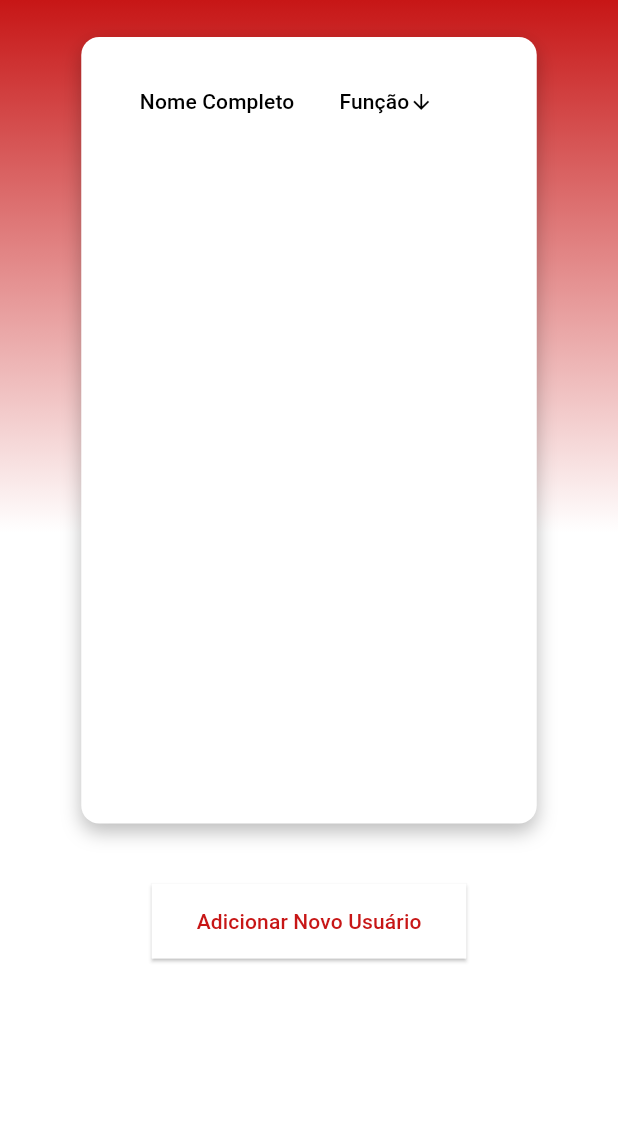
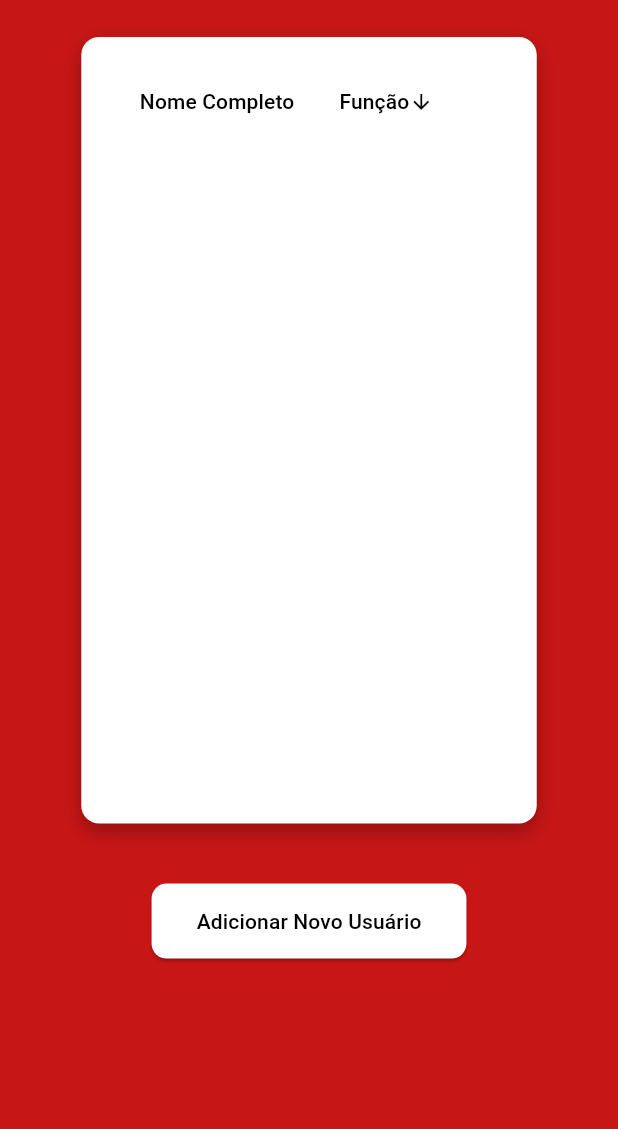
Before and after one commit to pablo-dtp/blitz_validade, a Flutter app: the ManagePeoplePage screen opened directly, after a tap on "Adicionar Novo Usuário", after a tap on "Nome Completo", after a tap on "Função", on a phone screen of 412 x 824 dp, the part 107-1236 px from its top. Run offline on Flutter 3.47's test engine with Material 3 defaults, Android fonts, the light colour scheme and no system bars; our stand-ins replace flutter_dotenv, shared_preferences; accounts and stored records are empty; network calls fail.

Commit message:
Pages Reworked

```diff
--- a/lib/main.dart
+++ b/lib/main.dart
@@ -1,4 +1,5 @@
 import 'pages/imports.dart';
+
 
 Future<void> main() async {
   await dotenv.load(fileName: ".env");
--- a/lib/pages/users.dart
+++ b/lib/pages/users.dart
@@ -16,7 +16,6 @@ class _ManagePeoplePageState extends State<ManagePeoplePage> {
   @override
   void initState() {
     super.initState();
-    _loadUsers();
   }
 
   Future<void> _loadUsers() async {
@@ -50,16 +49,15 @@ class _ManagePeoplePageState extends State<ManagePeoplePage> {
 
   @override
   Widget build(BuildContext context) {
+    // ignore: unused_local_variable
+    final screenWidth = MediaQuery.of(context).size.width;
+    final screenHeight = MediaQuery.of(context).size.height;
+
     return Scaffold(
       body: Container(
-        decoration: BoxDecoration(
-          gradient: LinearGradient(
-            colors: const [AppColors.primaryColor, AppColors.auxiliaryColor],
-            begin: Alignment.topCenter,
-            end: Alignment.bottomCenter,
-            stops: const [0.1, 0.6],
-          ),
-        ),
+        width: double.infinity,
+        height: screenHeight,
+        decoration: const BoxDecoration(color: AppColors.primaryColor),
         child: SingleChildScrollView(
           child: Column(
             children: [
@@ -70,6 +68,7 @@ class _ManagePeoplePageState extends State<ManagePeoplePage> {
                 ),
               ),
               const SizedBox(height: 20),
+
               isLoading
                   ? const CircularProgressIndicator()
                   : const UserTable(),
@@ -79,8 +78,8 @@ class _ManagePeoplePageState extends State<ManagePeoplePage> {
                 style: ElevatedButton.styleFrom(
                   backgroundColor: AppColors.auxiliaryColor,
                   padding: const EdgeInsets.symmetric(vertical: 15, horizontal: 30),
-                  shape: RoundedRectangleBorder(borderRadius: BorderRadius.circular(0)),
-                  foregroundColor: AppColors.primaryColor,
+                  shape: RoundedRectangleBorder(borderRadius: BorderRadius.circular(10)),
+                  foregroundColor: AppColors.secondaryColor,
                 ),
                 onPressed: () async {
                   final result = await Navigator.push(
--- a/lib/pages/users_add.dart
+++ b/lib/pages/users_add.dart
@@ -64,12 +64,13 @@ class _AddUserPageState extends State<AddUserPage> {
 
   if (response.statusCode == 200) {
     final responseBody = json.decode(response.body);
-      final int newUserId = responseBody['user_id'];
+    final String message = responseBody['message'];  // Mudança aqui, agora verifica 'message'
 
     ScaffoldMessenger.of(context).showSnackBar(
-        SnackBar(content: Text('Usuário adicionado com sucesso! ID: $newUserId')),
+      SnackBar(content: Text(message)),  // Exibindo mensagem recebida
     );
 
+    // Limpar os campos após sucesso
     usernameController.clear();
     passwordController.clear();
     nameController.clear();
@@ -90,14 +91,44 @@ class _AddUserPageState extends State<AddUserPage> {
   @override
   Widget build(BuildContext context) {
     return Scaffold(
+      appBar: AppBar(
+        backgroundColor: AppColors.primaryColor,
+        leading: Padding(
+          padding: const EdgeInsets.all(8.0),
+          child: GestureDetector(
+            onTap: () {
+              Navigator.pop(context);
+            },
+            child: CircleAvatar(
+              backgroundColor: AppColors.auxiliaryColor,
+              child: Icon(
+                Icons.arrow_back,
+                color: AppColors.primaryColor,
+              ),
+            ),
+          ),
+        ),
+        flexibleSpace: Stack(
+          children: [
+            // Logo com 10px de distância do topo
+            Positioned(
+              top: 10,
+              left: MediaQuery.of(context).size.width * 0.5 - 40, // Ajuste o valor para centralizar a logo
+              child: Image.asset(
+                'assets/logo.png',
+                width: 80,
+                height: 80,
+              ),
+            ),
+          ],
+        ),
+      ),
       body: SingleChildScrollView(
         child: Container(
           height: MediaQuery.of(context).size.height,
           decoration: BoxDecoration(color: AppColors.primaryColor),
           child: Stack(
             children: [
-              _buildBackButton(),
-              _buildLogo(),
               _buildAddUserForm(),
             ],
           ),
@@ -106,59 +137,17 @@ class _AddUserPageState extends State<AddUserPage> {
     );
   }
 
-  Widget _buildBackButton() {
+Widget _buildAddUserForm() {
+  double screenHeight = MediaQuery.of(context).size.height;
+  double screenWidth = MediaQuery.of(context).size.width;
+
   return Positioned(
-      top: 40,
-      left: 20,
-      child: GestureDetector(
-        onTap: () {
-          Navigator.pop(context);
-        },
+    top: screenHeight * 0.2,  // 25% de distância da AppBar
+    left: screenWidth * 0.1,  // 10% de distância da esquerda
+    right: screenWidth * 0.1,  // 10% de distância da direita
     child: Container(
-          padding: const EdgeInsets.all(8.0),
-          decoration: BoxDecoration(
-            color: Colors.white,
-            shape: BoxShape.circle,
-            boxShadow: [
-              BoxShadow(
-                color: Colors.black26,
-                blurRadius: 5,
-                offset: Offset(0, 2),
-              ),
-            ],
-          ),
-          child: Icon(
-            Icons.arrow_back,
-            color: AppColors.primaryColor,
-            size: 24,
-          ),
-        ),
-      ),
-    );
-  }
-
-  Widget _buildLogo() {
-    return Positioned(
-      top: 100,
-      left: 0,
-      right: 0,
-      child: Center(
-        child: Image.asset(
-          'assets/logo.png',
-          width: MediaQuery.of(context).size.width * 0.6,
-          height: MediaQuery.of(context).size.width * 0.6 * (380 / 380),
-        ),
-      ),
-    );
-  }
-
-  Widget _buildAddUserForm() {
-    return Positioned(
-      bottom: 20,
-      left: 20,
-      right: 20,
-      child: Container(
-        padding: const EdgeInsets.all(25.0),
+      height: screenHeight * 0.415,  // 40% da altura da tela
+      padding: const EdgeInsets.all(16.0),
       decoration: BoxDecoration(
         color: AppColors.auxiliaryColor,
         borderRadius: BorderRadius.circular(15),
@@ -171,16 +160,15 @@ class _AddUserPageState extends State<AddUserPage> {
         ],
       ),
       child: Column(
-          mainAxisAlignment: MainAxisAlignment.center,
         children: [
-            _buildTextField(usernameController, 'Usuario', isUserField: true),
-            const SizedBox(height: 20),
+          _buildTextField(usernameController, 'Usuário', isUserField: true),
+          const SizedBox(height: 0),
           _buildTextField(passwordController, 'Senha', obscureText: true),
-            const SizedBox(height: 20),
+          const SizedBox(height: 0),
           _buildTextField(nameController, 'Nome completo'),
-            const SizedBox(height: 20),
+          const SizedBox(height: 0),
           _buildPermissionLevelDropdown(),
-            const SizedBox(height: 20),
+          const SizedBox(height: 0),
           ElevatedButton(
             onPressed: isButtonEnabled ? _addUser : null,
             child: const Text("Adicionar Usuário"),
--- a/pubspec.yaml
+++ b/pubspec.yaml
@@ -58,6 +58,7 @@ dev_dependencies:
 flutter:
   assets:
     - assets/logo.png
+    - .env
 
   # The following line ensures that the Material Icons font is
   # included with your application, so that you can use the icons in
```
Also changed, not shown: lib/pages/login.dart (+19 -14 lines), lib/pages/products.dart (+1 -8 lines), lib/pages/products_add.dart (+38 -35 lines), 1 other file. Lines whose indentation alone changed are shown as unchanged.
